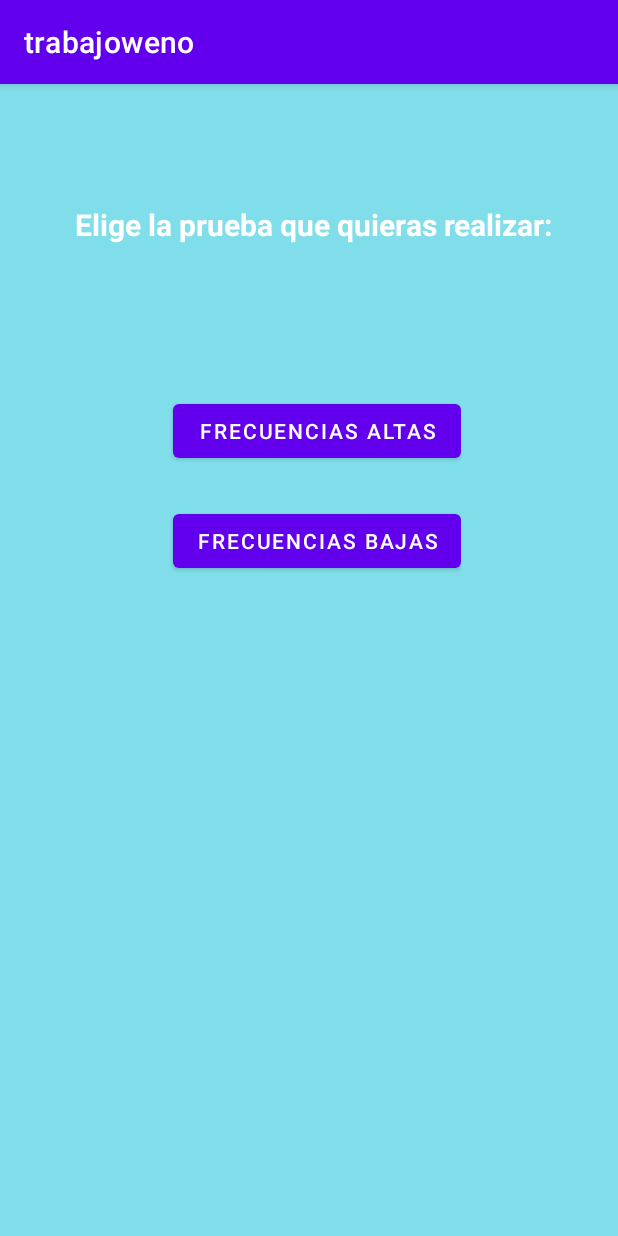
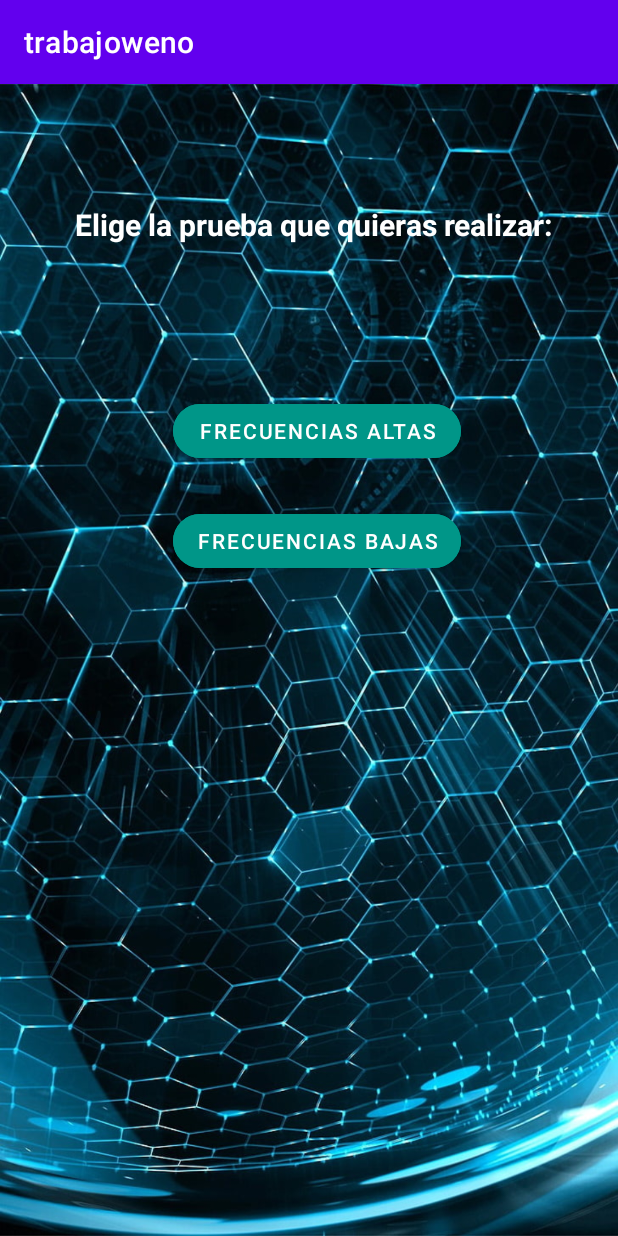
Before and after one commit to javixxxx/trabajoweno, an Android app: the pantallaFrecuencias screen opened directly, with no data from a screen before it, on a phone screen of 412 x 824 dp. Run offline under Robolectric (Android 15) with nearby library versions, the phone set to English and light mode, and no system bars.

```diff
--- a/app/src/main/res/layout/activity_pantalla_altas.xml
+++ b/app/src/main/res/layout/activity_pantalla_altas.xml
@@ -4,7 +4,7 @@
     xmlns:tools="http://schemas.android.com/tools"
     android:layout_width="match_parent"
     android:layout_height="match_parent"
-    android:background="#80deea"
+    android:background="@drawable/fondo3"
     tools:context=".Pantalla_Altas">
 
     <TextView
--- a/app/src/main/res/layout/activity_pantalla_bajas.xml
+++ b/app/src/main/res/layout/activity_pantalla_bajas.xml
@@ -4,7 +4,7 @@
     xmlns:tools="http://schemas.android.com/tools"
     android:layout_width="match_parent"
     android:layout_height="match_parent"
-    android:background="#80deea"
+    android:background="@drawable/fondo3"
     tools:context=".Pantalla_Altas">
 
     <TextView
--- a/app/src/main/res/layout/activity_pantalla_frecuencias.xml
+++ b/app/src/main/res/layout/activity_pantalla_frecuencias.xml
@@ -5,7 +5,7 @@
     android:layout_width="match_parent"
     android:layout_height="match_parent"
     android:orientation="vertical"
-    android:background="#80deea"
+    android:background="@drawable/fondo3"
     tools:context=".pantallaFrecuencias">
 
     <TextView
@@ -30,6 +30,8 @@
                 android:layout_height="wrap_content"
                 android:layout_marginTop="100dp"
                 android:layout_marginLeft="115dp"
+                android:backgroundTint="#009688"
+                app:cornerRadius="20dp"
                 android:text="@string/boton2" />
         </TableRow>
 
@@ -40,6 +42,8 @@
                 android:layout_height="wrap_content"
                 android:layout_marginTop="25dp"
                 android:layout_marginLeft="115dp"
+                android:backgroundTint="#009688"
+                app:cornerRadius="20dp"
                 android:text="@string/boton3"
                 />
         </TableRow>
--- a/app/src/main/res/layout/prueba2.xml
+++ b/app/src/main/res/layout/prueba2.xml
@@ -5,7 +5,7 @@
     android:layout_width="match_parent"
     android:layout_height="match_parent"
     android:orientation="vertical"
-    android:background="#80deea"
+    android:background="@drawable/fondo3"
     tools:context=".prueba2">
 
     <TextView
@@ -67,10 +67,11 @@
 
             <Button
                 android:id="@+id/boton1"
-                style="@style/Widget.AppCompat.Button.Colored"
                 android:layout_marginLeft="70dp"
                 android:layout_marginTop="70dp"
                 android:onClick="test"
+                android:backgroundTint="#009688"
+                app:cornerRadius="20dp"
                 android:text="@string/boton1" />
         </TableRow>
 
```
Also changed, not shown: app/src/main/res/drawable-v24/fondo3.jpg (added).
